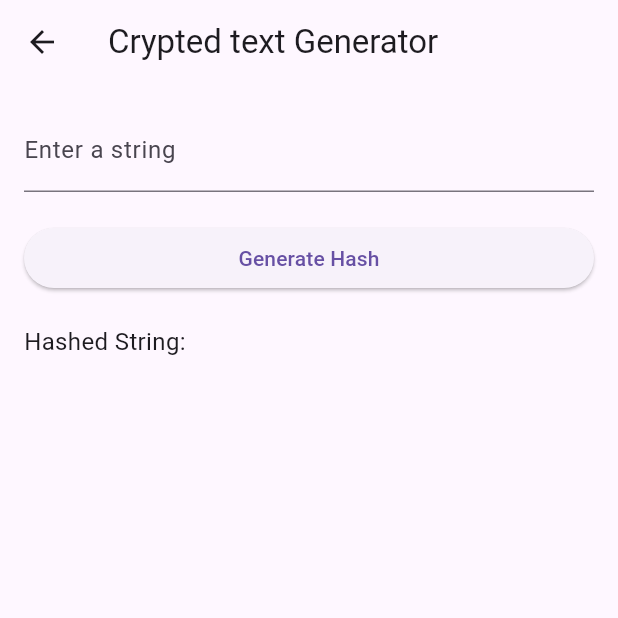
After one commit to GaecKo/CryptedEye, a Flutter app: the HashPage screen opened by its route, after a tap on "Generate Hash", on a phone screen of 412 x 824 dp, the top half of it. The commit adds this screen. Run offline on Flutter 3.47's test engine with Material 3 defaults, Android fonts, the phone set to English and light mode, and no system bars; missing offline and left inert: encrypt, pointycastle; statements that could not run were skipped.

Commit message:
first try on crypt text on page

```diff
--- a/lib/API/crypter.dart
+++ b/lib/API/crypter.dart
@@ -28,6 +28,7 @@ class Crypter {
     //await component._complexAsyncInit();
     await crypter._init(password, salt_path);
 
+    print("\n\n\n\n\nCRYPTER INIT FINISHED\n\n\n\n\n");
     return crypter;
   }
 
@@ -35,6 +36,7 @@ class Crypter {
     // first, we init our _salt var, that will contain
     // our bytes for the key later on
     saltPath = salt_path;
+    print("\n\n\n\n\nINITIALIZING\n\n\n\n\n");
 
     _salt = await _loadSaltFromFile(salt_path);
 
--- a/lib/main.dart
+++ b/lib/main.dart
@@ -4,6 +4,7 @@ import 'package:flutter/material.dart';
 
 import 'pages/login.dart';
 import 'pages/home.dart';
+import 'pages/test_crypted.dart';
 
 void main() {
   runApp(const MyApp());
@@ -19,6 +20,7 @@ class MyApp extends StatelessWidget {
       routes: {
       '/login': (context) => LoginPage(),
       '/HomePage': (context) => HomePage(),
+      '/HashPage': (context) => HashPage(),
       },
       home: const LoginPage(),
       debugShowCheckedModeBanner: false,
--- a/lib/pages/login.dart
+++ b/lib/pages/login.dart
@@ -26,7 +26,7 @@ class _LoginPageState extends State<LoginPage> {
     //  login logic
 
     if (password == 'test') {
-      Navigator.pushReplacementNamed(context, '/HomePage', arguments: {'AP' : password});
+      Navigator.pushReplacementNamed(context, '/HashPage', arguments: {'AP' : password});
     } else {
       print('Invalid password');
     }
--- /dev/null
+++ b/lib/pages/test_crypted.dart
@@ -0,0 +1,63 @@
+import 'package:flutter/material.dart';
+import '/API/crypter.dart';
+
+class HashPage extends StatefulWidget {
+  const HashPage({Key? key}) : super(key: key);
+
+  @override
+  _HashPageState createState() => _HashPageState();
+}
+
+class _HashPageState extends State<HashPage> {
+  TextEditingController _textController = TextEditingController();
+  String _hashedString = '';
+  late Crypter cr;
+
+  @override
+  void initState() {
+    super.initState();
+    initializeCrypter();
+  }
+
+  Future<void> initializeCrypter() async {
+    cr = await Crypter.create("test", "temp.key");
+    setState(() {});
+  }
+
+  @override
+  Widget build(BuildContext context) {
+    return Scaffold(
+      appBar: AppBar(
+        title: Text('Crypted text Generator'),
+      ),
+      body: Padding(
+        padding: const EdgeInsets.all(16.0),
+        child: Column(
+          crossAxisAlignment: CrossAxisAlignment.stretch,
+          children: [
+            TextField(
+              controller: _textController,
+              decoration: InputDecoration(
+                labelText: 'Enter a string',
+              ),
+            ),
+            SizedBox(height: 20),
+            ElevatedButton(
+              onPressed: () {
+                setState(() {
+                  _hashedString = cr.encrypt(_textController.text);
+                });
+              },
+              child: Text('Generate Hash'),
+            ),
+            SizedBox(height: 20),
+            Text(
+              'Hashed String: $_hashedString',
+              style: TextStyle(fontSize: 16),
+            ),
+          ],
+        ),
+      ),
+    );
+  }
+}
```
